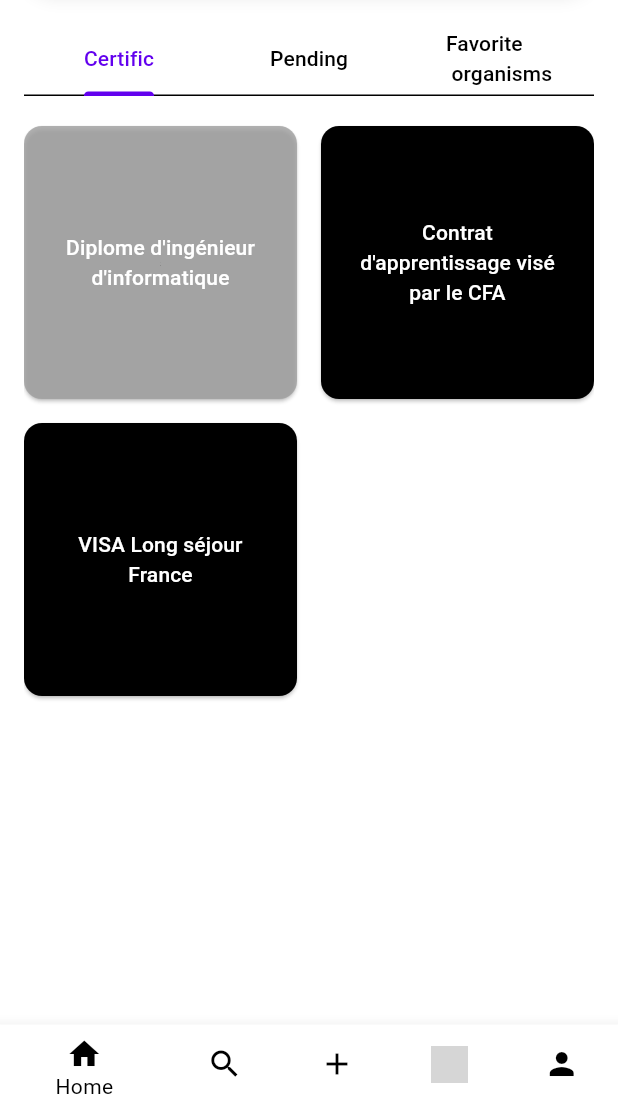
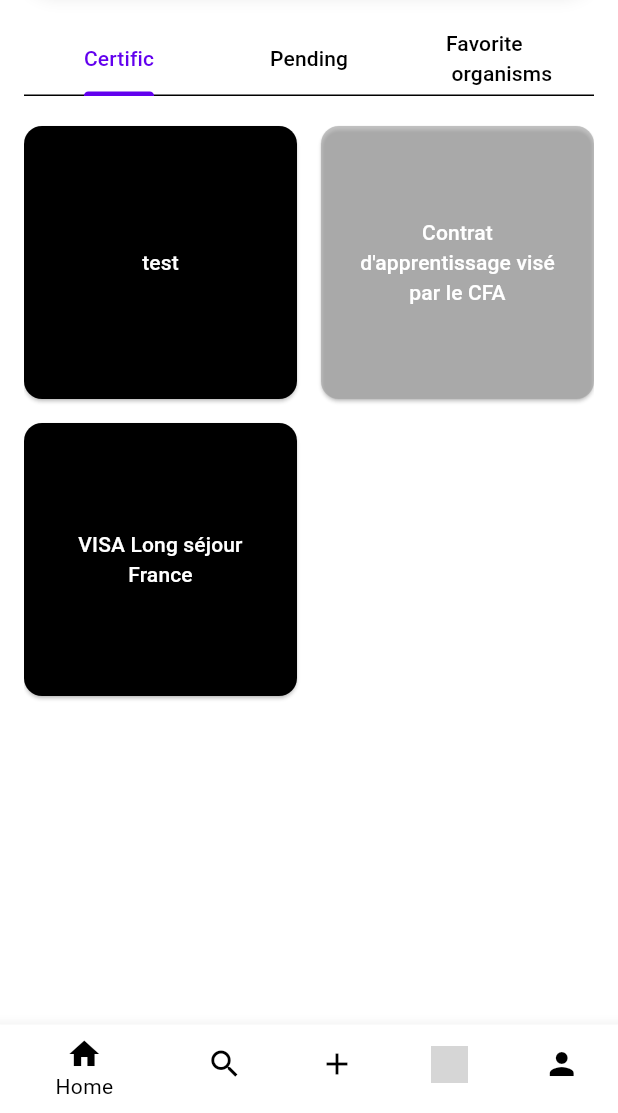
Before and after one commit to Littleyns/CertiChain, a Flutter app: the screen it shows after launch, on a phone screen of 412 x 824 dp, the part 123-1236 px from its top. Run offline on Flutter 3.47's test engine with Material 3 defaults, Android fonts, the phone set to English and light mode, and no system bars; our stand-ins replace flutter_dotenv; missing offline and left inert: dart:html, web3dart; project files that could hold a hidden picture were left out; grey boxes are pictures that could not be loaded.

Commit message:
code allégé

```diff
--- a/lib/main.dart
+++ b/lib/main.dart
@@ -8,6 +8,8 @@
 import 'package:chatflutter/widgets/custom_searchbar.dart';
 import 'package:flutter/material.dart';
 import 'package:flutter_dotenv/flutter_dotenv.dart';
+
+
 
 Future<void> main() async {
   await dotenv.load(fileName: ".env");
--- a/lib/screens/home_screen.dart
+++ b/lib/screens/home_screen.dart
@@ -1,4 +1,14 @@
 import 'package:flutter/material.dart';
+import 'package:chatflutter/models/ElevatedButtonBuilder.dart';
+import 'package:chatflutter/services/web3_connection.dart';
+import 'package:chatflutter/services/web3_service.dart';
+import 'package:flutter/widgets.dart' show WidgetsFlutterBinding;
+import 'package:flutter_dotenv/flutter_dotenv.dart';
+import 'package:web3dart/credentials.dart';
+
+import '../models/DocumentRequest.dart';
+import '../models/TemplateDocument.dart';
+import '../models/Document.dart';
 
 class HomeScreen extends StatefulWidget {
   const HomeScreen({Key? key}) : super(key: key);
@@ -13,7 +23,27 @@
     'Pending',
     'Favorite Organisms',
   ];
+  late Web3Service web3Service;
 
+  @override
+  void initState() {
+    super.initState();
+    _initializationAsync();
+
+
+  }
+
+  //ici je recupere la liste des docs
+
+  Future<void> _initializationAsync() async {
+    String addressPriveeServer = dotenv.get('PKEY_SERVER');
+    Web3Connection web3Conn = new Web3Connection("http://127.0.0.1:7545", "ws://127.0.0.1:7545", addressPriveeServer);
+    web3Service = new Web3Service(web3Conn);
+    EthereumAddress contractAddr = await web3Conn.getContractAddress("DocumentsManager");
+    await web3Service.initializeContract("DocumentsManager", contractAddr); // Maybe show requests also
+    List<Document> documentsParticulier =await web3Service.getParticularDocuments("0x6069656dF4F61DCfe7b44573eb61660c60103e4C");
+    print("je passe ici");
+  }
 
 
   final List<Widget> _pages = [
@@ -76,47 +106,24 @@
             mainAxisSpacing: 16.0,
             shrinkWrap: true,
             children: [
-              ElevatedButton(
-                onPressed: () {},
-                style: ElevatedButton.styleFrom(
-                  primary: Colors.grey.withOpacity(0.8),
-                  onPrimary: Colors.white,
-                  shape: RoundedRectangleBorder(
-                    borderRadius: BorderRadius.circular(12.0),
-                  ),
-                ),
-                child: const Text(
-                  'Diplome d\'ingénieur d\'informatique',
-                  textAlign: TextAlign.center,
-                ),
+              ElevatedButtonBuilder.build(
+                label: 'test',
+                onPressed: () {
+
+                },
               ),
-              ElevatedButton(
-                onPressed: () {},
-                style: ElevatedButton.styleFrom(
-                  primary: Colors.black,
-                  onPrimary: Colors.white,
-                  shape: RoundedRectangleBorder(
-                    borderRadius: BorderRadius.circular(12.0),
-                  ),
-                ),
-                child: const Text(
-                  'Contrat d\'apprentissage visé par le CFA',
-                  textAlign: TextAlign.center,
-                ),
+              ElevatedButtonBuilder.build(
+                label: 'Contrat d\'apprentissage visé par le CFA',
+                onPressed: () {
+
+                },
+                buttonColor: Colors.grey.withOpacity(0.6),
               ),
-              ElevatedButton(
-                onPressed: () {},
-                style: ElevatedButton.styleFrom(
-                  primary: Colors.black,
-                  onPrimary: Colors.white,
-                  shape: RoundedRectangleBorder(
-                    borderRadius: BorderRadius.circular(12.0),
-                  ),
-                ),
-                child: const Text(
-                  'VISA Long séjour France',
-                  textAlign: TextAlign.center,
-                ),
+              ElevatedButtonBuilder.build(
+                label: 'VISA Long séjour France',
+                onPressed: () {
+
+                },
               ),
             ],
           ),
```
Also changed, not shown: lib/models/ElevatedButtonBuilder.dart (added, +25 -0 lines), lib/screens/create_screen.dart (+171 -1 lines), lib/services/fill_web3_mockData.dart (+7 -7 lines), 1 other file.
